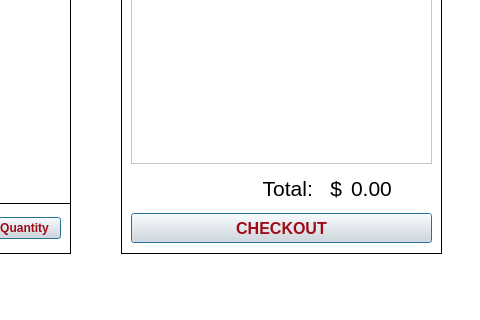
Old version of the form shoppingcart.ui in the repository DannyCamacho/SaddlebackEats; both pictures show x 409 to 889 and y 237 to 557 of the 889 by 557 pixel window.
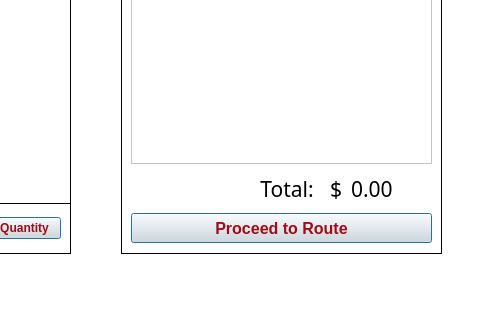
New version of the form. Icons and pictures are not drawn.

Commit message: alignment of fonts, addition/deletion of buttons

The edit to the form file:
```diff
--- a/shoppingcart.ui
+++ b/shoppingcart.ui
@@ -353,7 +353,7 @@
 color: rgb(159, 11, 25);</string>
      </property>
      <property name="text">
-      <string>CHECKOUT</string>
+      <string>Proceed to Route</string>
      </property>
      <property name="autoDefault">
       <bool>true</bool>
@@ -382,6 +382,7 @@
      </property>
      <property name="font">
       <font>
+       <family>Bahnschrift</family>
        <pointsize>16</pointsize>
       </font>
      </property>
@@ -409,6 +410,7 @@
      </property>
      <property name="font">
       <font>
+       <family>Bahnschrift</family>
        <pointsize>16</pointsize>
        <weight>50</weight>
        <bold>false</bold>
```
Left out of the diff: 11 changed lines with no effect on the pictures. The commit also changes 4 other files.
